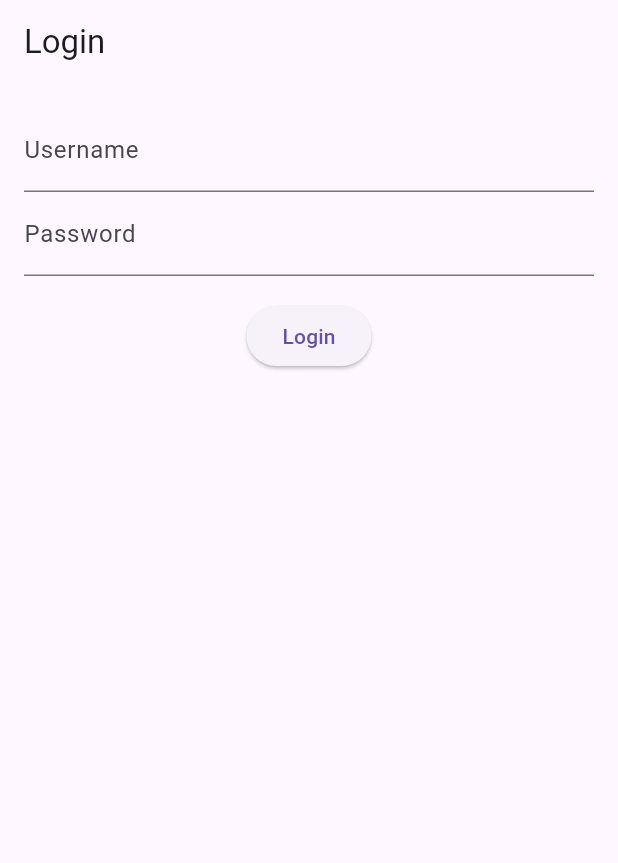
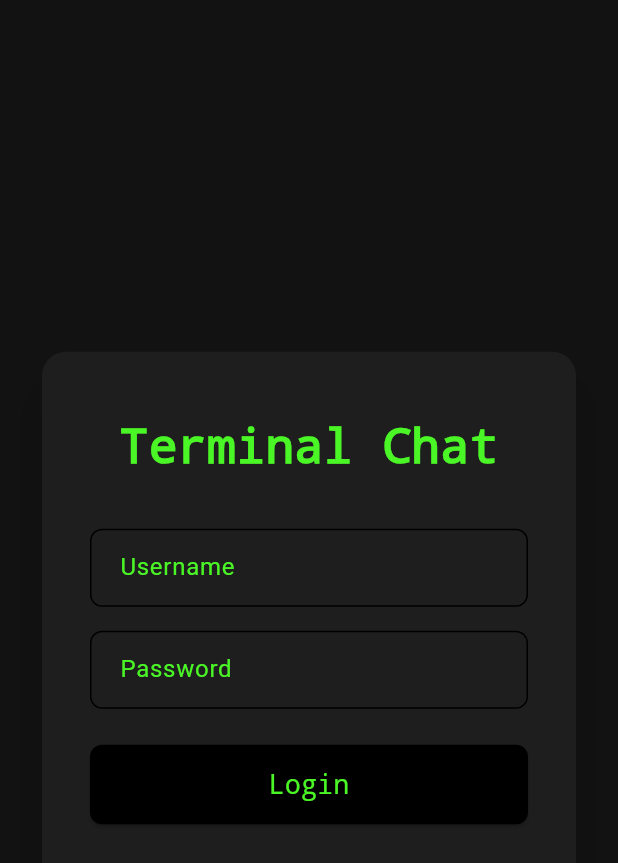
Before and after one commit to janvanderzwan123/TerminalChat-Flutter-Desktop, a Flutter app: the screen it shows after launch, on a phone screen of 412 x 824 dp. Shown: the top 863 px of the screen. Run offline on Flutter 3.47's test engine with Material 3 defaults, Android fonts, the light colour scheme and no system bars; our stand-ins replace dio, flutter_secure_storage.

Commit message:
latest working changes 14-12-25

```diff
--- a/terminal_chat/lib/screens/login_screen.dart
+++ b/terminal_chat/lib/screens/login_screen.dart
@@ -1,5 +1,6 @@
 import 'package:flutter/material.dart';
 import '../services/api_service.dart';
+import 'dashboard_screen.dart';
 
 class LoginScreen extends StatefulWidget {
   const LoginScreen({super.key});
@@ -22,9 +23,10 @@ class _LoginScreenState extends State<LoginScreen> {
         _usernameController.text,
         _passwordController.text,
       );
+
       if (response.statusCode == 200) {
-        ScaffoldMessenger.of(context).showSnackBar(
-          const SnackBar(content: Text("Login successful")),
+        Navigator.of(context).pushReplacement(
+          MaterialPageRoute(builder: (_) => const DashboardScreen()),
         );
       } else {
         setState(() => _error = "Invalid credentials");
@@ -39,29 +41,116 @@ class _LoginScreenState extends State<LoginScreen> {
   @override
   Widget build(BuildContext context) {
     return Scaffold(
-      appBar: AppBar(title: const Text("Login")),
-      body: Padding(
-        padding: const EdgeInsets.all(16.0),
+      backgroundColor: const Color(0xFF121212), // Dark background
+      body: Center(
+        child: SingleChildScrollView(
+          padding: const EdgeInsets.all(24.0),
+          child: ConstrainedBox(
+            constraints: const BoxConstraints(maxWidth: 400), // Card width
+            child: Card(
+              color: const Color(0xFF1E1E1E), // Grey-tone card
+              elevation: 12,
+              shape: RoundedRectangleBorder(
+                borderRadius: BorderRadius.circular(16),
+              ),
+              child: Padding(
+                padding: const EdgeInsets.symmetric(horizontal: 32.0, vertical: 40),
                 child: Column(
+                  mainAxisSize: MainAxisSize.min,
                   children: [
-            TextField(
-              controller: _usernameController,
-              decoration: const InputDecoration(labelText: "Username"),
+                    const Text(
+                      "Terminal Chat",
+                      style: TextStyle(
+                        color: Color.fromARGB(255, 74, 246, 38), // Green accent
+                        fontSize: 32,
+                        fontFamily: "Courier",
+                        fontWeight: FontWeight.bold,
                       ),
-            TextField(
-              controller: _passwordController,
-              decoration: const InputDecoration(labelText: "Password"),
-              obscureText: true,
                     ),
+                    const SizedBox(height: 32),
+                    _buildTextField("Username", _usernameController),
                     const SizedBox(height: 16),
-            if (_error != null) Text(_error!, style: const TextStyle(color: Colors.red)),
-            ElevatedButton(
+                    _buildTextField("Password", _passwordController, obscure: true),
+                    if (_error != null) ...[
+                      const SizedBox(height: 16),
+                      Text(
+                        _error!,
+                        style: const TextStyle(
+                            color: Colors.redAccent, fontFamily: "Courier"),
+                      ),
+                    ],
+                    const SizedBox(height: 24),
+                    SizedBox(
+                      width: double.infinity,
+                      child: ElevatedButton(
                         onPressed: _loading ? null : _login,
-              child: _loading ? const CircularProgressIndicator() : const Text("Login"),
+                        style: ButtonStyle(
+                          backgroundColor: MaterialStateProperty.resolveWith<Color>((states) {
+                            if (states.contains(MaterialState.hovered)) {
+                              return const Color.fromARGB(255, 74, 246, 38);
+                            }
+                            return Colors.black;
+                          }),
+                          foregroundColor: MaterialStateProperty.resolveWith<Color>((states) {
+                            if (states.contains(MaterialState.hovered)) {
+                              return Colors.black;
+                            }
+                            return const Color.fromARGB(255, 74, 246, 38);
+                          }),
+                          padding: MaterialStateProperty.all(
+                            const EdgeInsets.symmetric(vertical: 16),
+                          ),
+                          textStyle: MaterialStateProperty.all(
+                            const TextStyle(fontFamily: "Courier", fontSize: 18),
+                          ),
+                          shape: MaterialStateProperty.all(
+                            RoundedRectangleBorder(borderRadius: BorderRadius.circular(8)),
+                          ),
+                          animationDuration: const Duration(milliseconds: 500),
+                        ),
+                        child: _loading
+                            ? const SizedBox(
+                                height: 20,
+                                width: 20,
+                                child: CircularProgressIndicator(
+                                    color: Colors.black, strokeWidth: 2),
+                              )
+                            : const Text("Login"),
+                      ),
                     ),
                   ],
                 ),
               ),
+            ),
+          ),
+        ),
+      ),
+    );
+  }
+
+  Widget _buildTextField(String label, TextEditingController controller,
+      {bool obscure = false}) {
+    return TextField(
+      controller: controller,
+      obscureText: obscure,
+      style:
+          const TextStyle(color: Color.fromARGB(255, 74, 246, 38), fontFamily: "Courier"),
+      decoration: InputDecoration(
+        labelText: label,
+        labelStyle: const TextStyle(color: Color.fromARGB(255, 74, 246, 38)),
+        enabledBorder: OutlineInputBorder(
+          borderSide: const BorderSide(color: Colors.black),
+          borderRadius: BorderRadius.circular(8),
+        ),
+        focusedBorder: OutlineInputBorder(
+          borderSide: const BorderSide(
+              color: Color.fromARGB(255, 74, 246, 38), width: 2),
+          borderRadius: BorderRadius.circular(8),
+        ),
+        contentPadding:
+            const EdgeInsets.symmetric(horizontal: 16, vertical: 14),
+        isDense: true,
+      ),
     );
   }
 }
```
Also changed, not shown: terminal_chat/lib/screens/dashboard_screen.dart (added, +55 -0 lines), terminal_chat/lib/services/api_service.dart (+59 -35 lines), 1 other file. Lines whose indentation alone changed are shown as unchanged.
